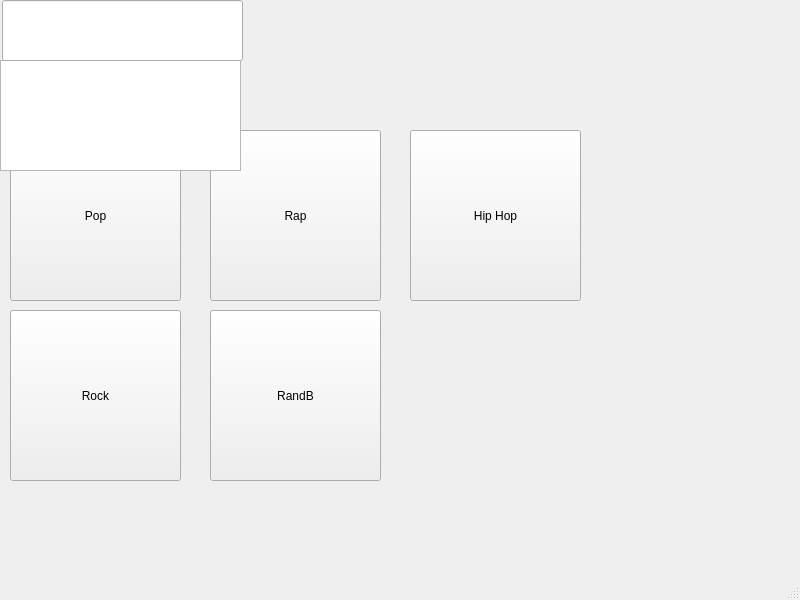
Above: mainwindow.ui from Texvss/Spotify_project before the change. Below: the same form after it.
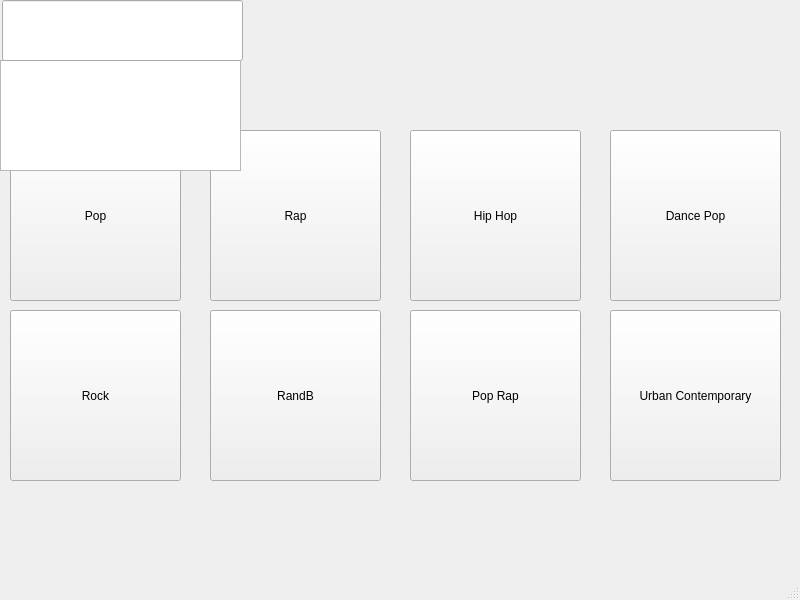
That is the form after the change.

Patch:
```diff
--- a/mainwindow.ui
+++ b/mainwindow.ui
@@ -132,6 +132,45 @@
      <string>Hip Hop</string>
     </property>
    </widget>
+   <widget class="QPushButton" name="dancepopButton">
+    <property name="geometry">
+     <rect>
+      <x>610</x>
+      <y>130</y>
+      <width>171</width>
+      <height>171</height>
+     </rect>
+    </property>
+    <property name="text">
+     <string>Dance Pop</string>
+    </property>
+   </widget>
+   <widget class="QPushButton" name="poprapbutton">
+    <property name="geometry">
+     <rect>
+      <x>410</x>
+      <y>310</y>
+      <width>171</width>
+      <height>171</height>
+     </rect>
+    </property>
+    <property name="text">
+     <string>Pop Rap</string>
+    </property>
+   </widget>
+   <widget class="QPushButton" name="urbanconbutton">
+    <property name="geometry">
+     <rect>
+      <x>610</x>
+      <y>310</y>
+      <width>171</width>
+      <height>171</height>
+     </rect>
+    </property>
+    <property name="text">
+     <string>Urban Contemporary</string>
+    </property>
+   </widget>
   </widget>
   <widget class="QMenuBar" name="menubar">
    <property name="geometry">
```
